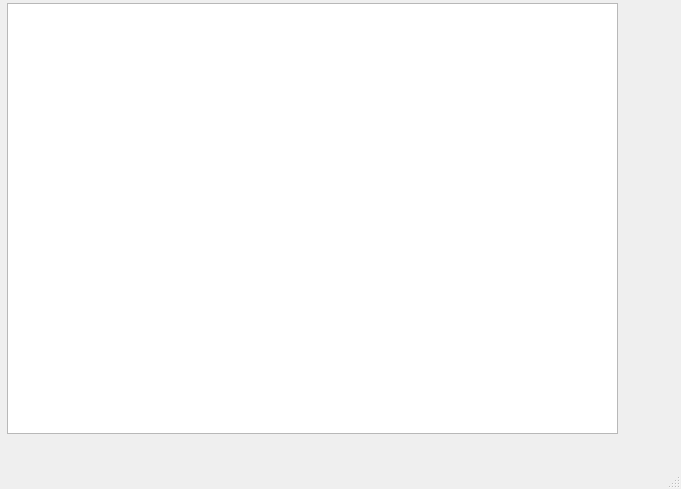
Old version of the form mainwindow.ui in the repository bananiwo/Game-of-Life.
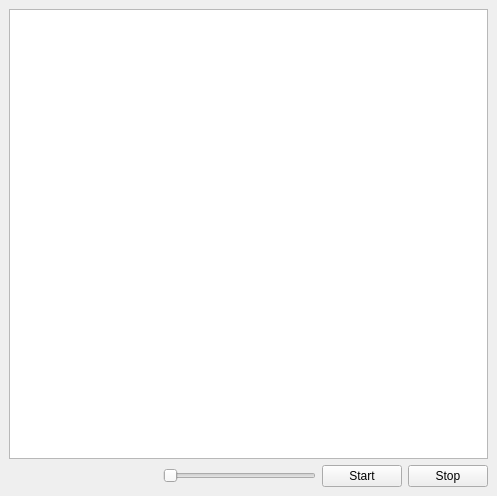
New version of the form.

Commit message: feat: buttons play and stop refactor: minor refactoring

```diff
--- a/mainwindow.ui
+++ b/mainwindow.ui
@@ -6,8 +6,8 @@
    <rect>
     <x>0</x>
     <y>0</y>
-    <width>681</width>
-    <height>489</height>
+    <width>497</width>
+    <height>496</height>
    </rect>
   </property>
   <property name="mouseTracking">
@@ -17,37 +17,62 @@
    <string>MainWindow</string>
   </property>
   <widget class="QWidget" name="centralwidget">
-   <widget class="QWidget" name="verticalLayoutWidget">
-    <property name="geometry">
-     <rect>
-      <x>7</x>
-      <y>3</y>
-      <width>611</width>
-      <height>431</height>
-     </rect>
-    </property>
-    <layout class="QVBoxLayout" name="verticalLayout">
-     <item>
-      <widget class="QGraphicsView" name="graphicsView">
-       <property name="enabled">
-        <bool>true</bool>
-       </property>
-      </widget>
-     </item>
-    </layout>
-   </widget>
+   <layout class="QVBoxLayout" name="verticalLayout">
+    <item>
+     <widget class="QGraphicsView" name="graphicsView"/>
+    </item>
+    <item>
+     <layout class="QHBoxLayout" name="horizontalLayout">
+      <item>
+       <spacer name="horizontalSpacer">
+        <property name="orientation">
+         <enum>Qt::Horizontal</enum>
+        </property>
+        <property name="sizeHint" stdset="0">
+         <size>
+          <width>40</width>
+          <height>20</height>
+         </size>
+        </property>
+       </spacer>
+      </item>
+      <item>
+       <widget class="QSlider" name="sizeSlider">
+        <property name="minimum">
+         <number>10</number>
+        </property>
+        <property name="maximum">
+         <number>30</number>
+        </property>
+        <property name="pageStep">
+         <number>10</number>
+        </property>
+        <property name="tracking">
+         <bool>false</bool>
+        </property>
+        <property name="orientation">
+         <enum>Qt::Horizontal</enum>
+        </property>
+       </widget>
+      </item>
+      <item>
+       <widget class="QPushButton" name="startButton">
+        <property name="text">
+         <string>Start</string>
+        </property>
+       </widget>
+      </item>
+      <item>
+       <widget class="QPushButton" name="stopButton">
+        <property name="text">
+         <string>Stop</string>
+        </property>
+       </widget>
+      </item>
+     </layout>
+    </item>
+   </layout>
   </widget>
-  <widget class="QMenuBar" name="menubar">
-   <property name="geometry">
-    <rect>
-     <x>0</x>
-     <y>0</y>
-     <width>681</width>
-     <height>21</height>
-    </rect>
-   </property>
-  </widget>
-  <widget class="QStatusBar" name="statusbar"/>
  </widget>
  <resources/>
  <connections/>
```
The commit also changes 6 other files.
